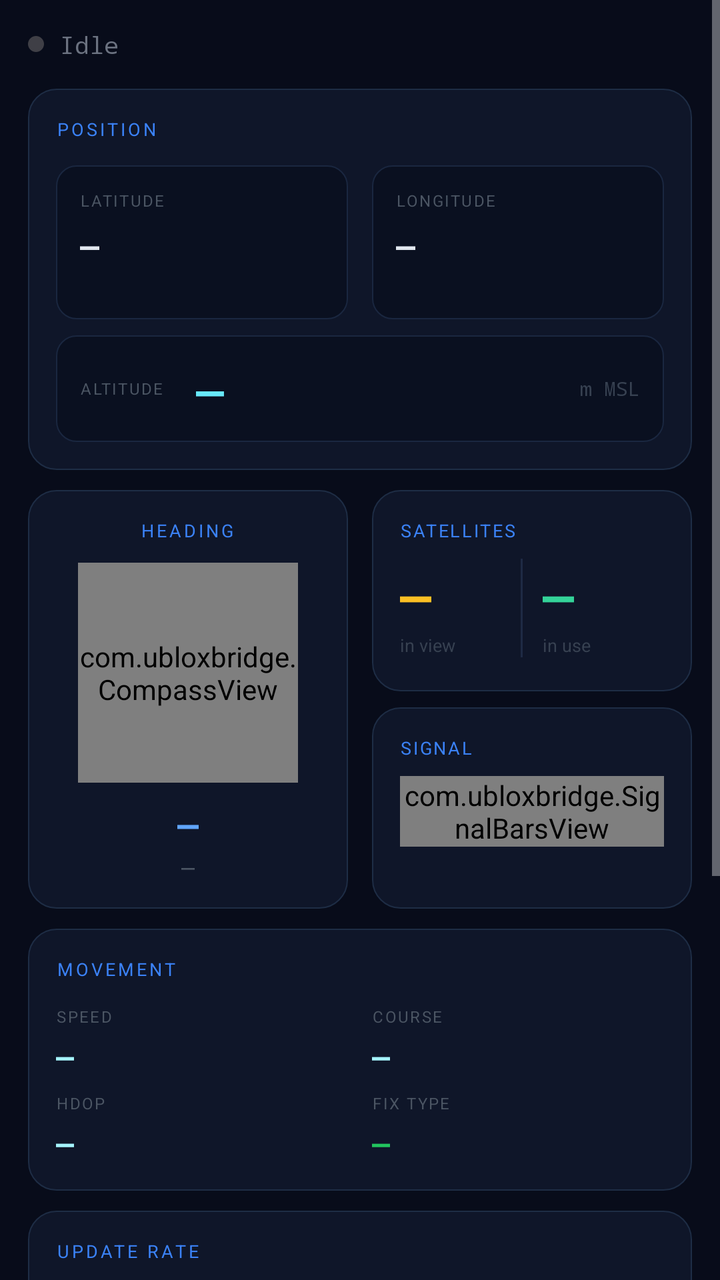
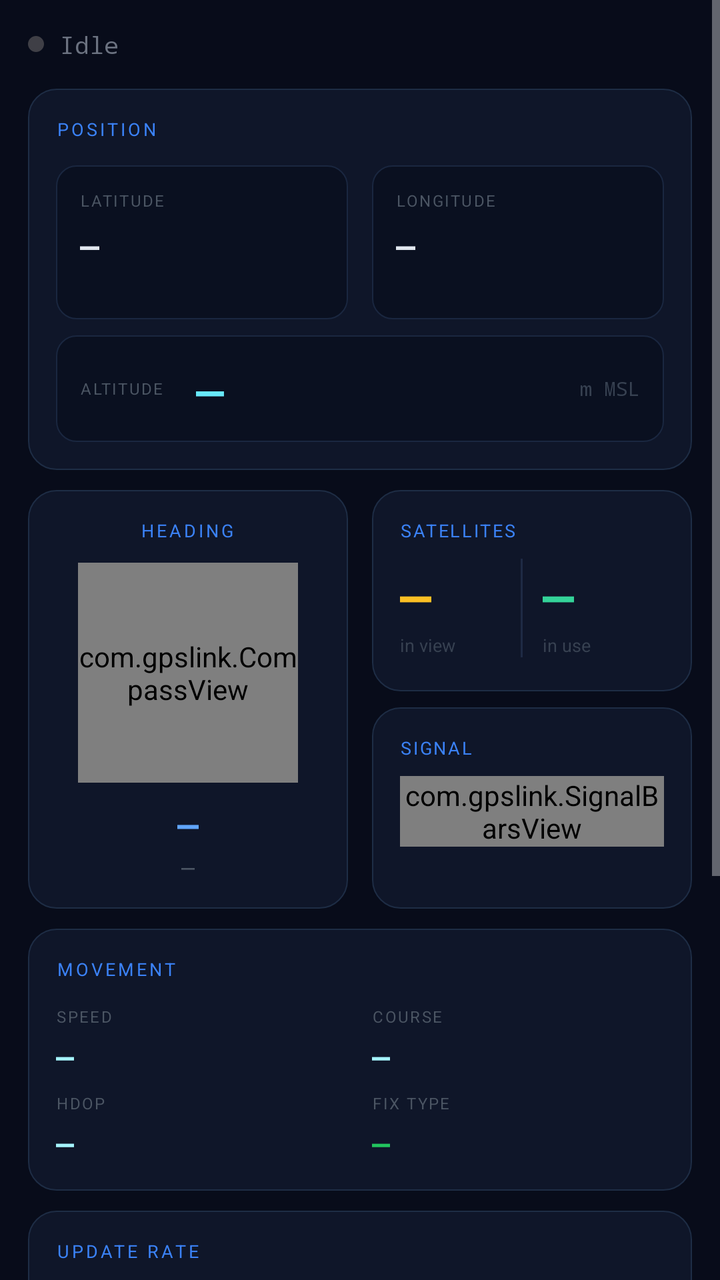

Before-and-after screenshots of an Android layout around one commit, followed by the original layout XML and the change that was made.
<!-- AndroidManifest.xml: application theme AppTheme -->
<!-- res/layout/activity_main.xml -->
<?xml version="1.0" encoding="utf-8"?>
<ScrollView xmlns:android="http://schemas.android.com/apk/res/android"
    android:layout_width="match_parent"
    android:layout_height="match_parent"
    android:background="#080C1A"
    android:fillViewport="true">

    <LinearLayout
        android:layout_width="match_parent"
        android:layout_height="wrap_content"
        android:orientation="vertical"
        android:paddingStart="14dp"
        android:paddingEnd="14dp"
        android:paddingTop="14dp"
        android:paddingBottom="28dp">

        
        <LinearLayout
            android:layout_width="match_parent"
            android:layout_height="wrap_content"
            android:orientation="horizontal"
            android:gravity="center_vertical"
            android:layout_marginBottom="14dp">

            <View
                android:id="@+id/statusDot"
                android:layout_width="8dp"
                android:layout_height="8dp"
                android:background="@drawable/dot_idle"
                android:layout_marginEnd="8dp"/>

            <TextView
                android:id="@+id/tvConnection"
                android:text="Idle"
                android:textSize="12sp"
                android:textColor="#6B7280"
                android:fontFamily="monospace"
                android:layout_width="0dp"
                android:layout_height="wrap_content"
                android:layout_weight="1"/>

            <TextView
                android:id="@+id/tvLastFix"
                android:text=""
                android:textSize="10sp"
                android:textColor="#374151"
                android:fontFamily="monospace"
                android:layout_width="wrap_content"
                android:layout_height="wrap_content"/>
        </LinearLayout>

        
        <LinearLayout
            android:layout_width="match_parent"
            android:layout_height="wrap_content"
            android:orientation="vertical"
            android:background="@drawable/card_bg"
            android:padding="14dp"
            android:layout_marginBottom="10dp">

            <TextView
                android:text="POSITION"
                android:textSize="9sp"
                android:textColor="#3B82F6"
                android:letterSpacing="0.15"
                android:layout_marginBottom="12dp"
                android:layout_width="wrap_content"
                android:layout_height="wrap_content"/>

            
            <LinearLayout
                android:layout_width="match_parent"
                android:layout_height="wrap_content"
                android:orientation="horizontal"
                android:layout_marginBottom="8dp">

                
                <LinearLayout
                    android:layout_width="0dp"
                    android:layout_height="wrap_content"
                    android:layout_weight="1"
                    android:orientation="vertical"
                    android:background="@drawable/coord_cell_bg"
                    android:padding="12dp"
                    android:layout_marginEnd="6dp">

                    <TextView
                        android:text="LATITUDE"
                        android:textSize="8sp"
                        android:textColor="#4B5563"
                        android:letterSpacing="0.1"
                        android:layout_marginBottom="6dp"
                        android:layout_width="wrap_content"
                        android:layout_height="wrap_content"/>

                    <TextView
                        android:id="@+id/tvLatitude"
                        android:text="―"
                        android:textSize="16sp"
                        android:textStyle="bold"
                        android:fontFamily="monospace"
                        android:textColor="#E2E8F0"
                        android:layout_width="wrap_content"
                        android:layout_height="wrap_content"/>

                    <TextView
                        android:id="@+id/tvLatDir"
                        android:text=""
                        android:textSize="9sp"
                        android:textColor="#374151"
                        android:fontFamily="monospace"
                        android:layout_marginTop="2dp"
                        android:layout_width="wrap_content"
                        android:layout_height="wrap_content"/>
                </LinearLayout>

                
                <LinearLayout
                    android:layout_width="0dp"
                    android:layout_height="wrap_content"
                    android:layout_weight="1"
                    android:orientation="vertical"
                    android:background="@drawable/coord_cell_bg"
                    android:padding="12dp"
                    android:layout_marginStart="6dp">

                    <TextView
                        android:text="LONGITUDE"
                        android:textSize="8sp"
                        android:textColor="#4B5563"
                        android:letterSpacing="0.1"
                        android:layout_marginBottom="6dp"
                        android:layout_width="wrap_content"
                        android:layout_height="wrap_content"/>

                    <TextView
                        android:id="@+id/tvLongitude"
                        android:text="―"
                        android:textSize="16sp"
                        android:textStyle="bold"
                        android:fontFamily="monospace"
                        android:textColor="#E2E8F0"
                        android:layout_width="wrap_content"
                        android:layout_height="wrap_content"/>

                    <TextView
                        android:id="@+id/tvLonDir"
                        android:text=""
                        android:textSize="9sp"
                        android:textColor="#374151"
                        android:fontFamily="monospace"
                        android:layout_marginTop="2dp"
                        android:layout_width="wrap_content"
                        android:layout_height="wrap_content"/>
                </LinearLayout>
            </LinearLayout>

            
            <LinearLayout
                android:layout_width="match_parent"
                android:layout_height="wrap_content"
                android:orientation="horizontal"
                android:background="@drawable/coord_cell_bg"
                android:padding="12dp"
                android:gravity="center_vertical">

                <TextView
                    android:text="ALTITUDE"
                    android:textSize="8sp"
                    android:textColor="#4B5563"
                    android:letterSpacing="0.1"
                    android:layout_width="wrap_content"
                    android:layout_height="wrap_content"
                    android:layout_marginEnd="16dp"/>

                <TextView
                    android:id="@+id/tvAltitude"
                    android:text="―"
                    android:textSize="22sp"
                    android:textStyle="bold"
                    android:fontFamily="monospace"
                    android:textColor="#67E8F9"
                    android:layout_width="0dp"
                    android:layout_height="wrap_content"
                    android:layout_weight="1"/>

                <TextView
                    android:text="m MSL"
                    android:textSize="10sp"
                    android:textColor="#374151"
                    android:fontFamily="monospace"
                    android:layout_width="wrap_content"
                    android:layout_height="wrap_content"/>
            </LinearLayout>
        </LinearLayout>

        
        <LinearLayout
            android:layout_width="match_parent"
            android:layout_height="wrap_content"
            android:orientation="horizontal"
            android:layout_marginBottom="10dp">

            
            <LinearLayout
                android:layout_width="0dp"
                android:layout_height="wrap_content"
                android:layout_weight="1"
                android:orientation="vertical"
                android:background="@drawable/card_bg"
                android:padding="14dp"
                android:gravity="center_horizontal"
                android:layout_marginEnd="6dp">

                <TextView
                    android:text="HEADING"
                    android:textSize="9sp"
                    android:textColor="#3B82F6"
                    android:letterSpacing="0.15"
                    android:layout_marginBottom="10dp"
                    android:layout_width="wrap_content"
                    android:layout_height="wrap_content"/>

                
                <com.ubloxbridge.CompassView
                    android:id="@+id/compassView"
                    android:layout_width="110dp"
                    android:layout_height="110dp"/>

                <TextView
                    android:id="@+id/tvHeading"
                    android:text="―"
                    android:textSize="18sp"
                    android:textStyle="bold"
                    android:fontFamily="monospace"
                    android:textColor="#60A5FA"
                    android:layout_marginTop="8dp"
                    android:layout_width="wrap_content"
                    android:layout_height="wrap_content"/>

                <TextView
                    android:id="@+id/tvHeadingDir"
                    android:text="―"
                    android:textSize="11sp"
                    android:textColor="#4B5563"
                    android:fontFamily="monospace"
                    android:layout_marginTop="2dp"
                    android:layout_width="wrap_content"
                    android:layout_height="wrap_content"/>
            </LinearLayout>

            
            <LinearLayout
                android:layout_width="0dp"
                android:layout_height="match_parent"
                android:layout_weight="1"
                android:orientation="vertical"
                android:layout_marginStart="6dp">

                
                <LinearLayout
                    android:layout_width="match_parent"
                    android:layout_height="0dp"
                    android:layout_weight="1"
                    android:orientation="vertical"
                    android:background="@drawable/card_bg"
                    android:padding="14dp"
                    android:layout_marginBottom="8dp">

                    <TextView
                        android:text="SATELLITES"
                        android:textSize="9sp"
                        android:textColor="#3B82F6"
                        android:letterSpacing="0.1"
                        android:layout_marginBottom="8dp"
                        android:layout_width="wrap_content"
                        android:layout_height="wrap_content"/>

                    <LinearLayout
                        android:layout_width="match_parent"
                        android:layout_height="wrap_content"
                        android:orientation="horizontal">

                        
                        <LinearLayout
                            android:layout_width="0dp"
                            android:layout_height="wrap_content"
                            android:layout_weight="1"
                            android:orientation="vertical">

                            <TextView
                                android:id="@+id/tvSatsInView"
                                android:text="―"
                                android:textSize="26sp"
                                android:textStyle="bold"
                                android:fontFamily="monospace"
                                android:textColor="#FBBF24"
                                android:layout_width="wrap_content"
                                android:layout_height="wrap_content"/>

                            <TextView
                                android:text="in view"
                                android:textSize="9sp"
                                android:textColor="#374151"
                                android:layout_marginTop="2dp"
                                android:layout_width="wrap_content"
                                android:layout_height="wrap_content"/>
                        </LinearLayout>

                        
                        <View
                            android:layout_width="1dp"
                            android:layout_height="match_parent"
                            android:background="#1E2A44"
                            android:layout_marginEnd="10dp"/>

                        
                        <LinearLayout
                            android:layout_width="0dp"
                            android:layout_height="wrap_content"
                            android:layout_weight="1"
                            android:orientation="vertical">

                            <TextView
                                android:id="@+id/tvSatsUsed"
                                android:text="―"
                                android:textSize="26sp"
                                android:textStyle="bold"
                                android:fontFamily="monospace"
                                android:textColor="#34D399"
                                android:layout_width="wrap_content"
                                android:layout_height="wrap_content"/>

                            <TextView
                                android:text="in use"
                                android:textSize="9sp"
                                android:textColor="#374151"
                                android:layout_marginTop="2dp"
                                android:layout_width="wrap_content"
                                android:layout_height="wrap_content"/>
                        </LinearLayout>
                    </LinearLayout>
                </LinearLayout>

                
                <LinearLayout
                    android:layout_width="match_parent"
                    android:layout_height="0dp"
                    android:layout_weight="1"
                    android:orientation="vertical"
                    android:background="@drawable/card_bg"
                    android:padding="14dp">

                    <TextView
                        android:text="SIGNAL"
                        android:textSize="9sp"
                        android:textColor="#3B82F6"
                        android:letterSpacing="0.1"
                        android:layout_marginBottom="8dp"
                        android:layout_width="wrap_content"
                        android:layout_height="wrap_content"/>

                    <com.ubloxbridge.SignalBarsView
                        android:id="@+id/signalBarsView"
                        android:layout_width="match_parent"
                        android:layout_height="wrap_content"/>

                    <TextView
                        android:id="@+id/tvSignal"
                        android:text=""
                        android:textSize="9sp"
                        android:fontFamily="monospace"
                        android:textColor="#374151"
                        android:layout_marginTop="6dp"
                        android:layout_width="match_parent"
                        android:layout_height="wrap_content"/>
                </LinearLayout>
            </LinearLayout>
        </LinearLayout>

        
        <LinearLayout
            android:layout_width="match_parent"
            android:layout_height="wrap_content"
            android:orientation="vertical"
            android:background="@drawable/card_bg"
            android:padding="14dp"
            android:layout_marginBottom="10dp">

            <TextView
                android:text="MOVEMENT"
                android:textSize="9sp"
                android:textColor="#3B82F6"
                android:letterSpacing="0.15"
                android:layout_marginBottom="12dp"
                android:layout_width="wrap_content"
                android:layout_height="wrap_content"/>

            <LinearLayout
                android:layout_width="match_parent"
                android:layout_height="wrap_content"
                android:orientation="horizontal"
                android:layout_marginBottom="8dp">

                <LinearLayout
                    android:layout_width="0dp"
                    android:layout_height="wrap_content"
                    android:layout_weight="1"
                    android:orientation="vertical"
                    android:layout_marginEnd="6dp">

                    <TextView
                        android:text="SPEED"
                        android:textSize="8sp"
                        android:textColor="#4B5563"
                        android:letterSpacing="0.1"
                        android:layout_marginBottom="4dp"
                        android:layout_width="wrap_content"
                        android:layout_height="wrap_content"/>

                    <TextView
                        android:id="@+id/tvSpeed"
                        android:text="―"
                        android:textSize="15sp"
                        android:textStyle="bold"
                        android:fontFamily="monospace"
                        android:textColor="#A5F3FC"
                        android:layout_width="wrap_content"
                        android:layout_height="wrap_content"/>
                </LinearLayout>

                <LinearLayout
                    android:layout_width="0dp"
                    android:layout_height="wrap_content"
                    android:layout_weight="1"
                    android:orientation="vertical"
                    android:layout_marginStart="6dp">

                    <TextView
                        android:text="COURSE"
                        android:textSize="8sp"
                        android:textColor="#4B5563"
                        android:letterSpacing="0.1"
                        android:layout_marginBottom="4dp"
                        android:layout_width="wrap_content"
                        android:layout_height="wrap_content"/>

                    <TextView
                        android:id="@+id/tvCourse"
                        android:text="―"
                        android:textSize="15sp"
                        android:textStyle="bold"
                        android:fontFamily="monospace"
                        android:textColor="#A5F3FC"
                        android:layout_width="wrap_content"
                        android:layout_height="wrap_content"/>
                </LinearLayout>
            </LinearLayout>

            <LinearLayout
                android:layout_width="match_parent"
                android:layout_height="wrap_content"
                android:orientation="horizontal">

                <LinearLayout
                    android:layout_width="0dp"
                    android:layout_height="wrap_content"
                    android:layout_weight="1"
                    android:orientation="vertical"
                    android:layout_marginEnd="6dp">

                    <TextView
                        android:text="HDOP"
                        android:textSize="8sp"
                        android:textColor="#4B5563"
                        android:letterSpacing="0.1"
                        android:layout_marginBottom="4dp"
                        android:layout_width="wrap_content"
                        android:layout_height="wrap_content"/>

                    <TextView
                        android:id="@+id/tvHdop"
                        android:text="―"
                        android:textSize="15sp"
                        android:textStyle="bold"
                        android:fontFamily="monospace"
                        android:textColor="#A5F3FC"
                        android:layout_width="wrap_content"
                        android:layout_height="wrap_content"/>
                </LinearLayout>

                <LinearLayout
                    android:layout_width="0dp"
                    android:layout_height="wrap_content"
                    android:layout_weight="1"
                    android:orientation="vertical"
                    android:layout_marginStart="6dp">

                    <TextView
                        android:text="FIX TYPE"
                        android:textSize="8sp"
                        android:textColor="#4B5563"
                        android:letterSpacing="0.1"
                        android:layout_marginBottom="4dp"
                        android:layout_width="wrap_content"
                        android:layout_height="wrap_content"/>

                    <TextView
                        android:id="@+id/tvFixType"
                        android:text="―"
                        android:textSize="15sp"
                        android:textStyle="bold"
                        android:fontFamily="monospace"
                        android:textColor="#22C55E"
                        android:layout_width="wrap_content"
                        android:layout_height="wrap_content"/>
                </LinearLayout>
            </LinearLayout>
        </LinearLayout>

        
        <LinearLayout
            android:layout_width="match_parent"
            android:layout_height="wrap_content"
            android:orientation="vertical"
            android:background="@drawable/card_bg"
            android:padding="14dp"
            android:layout_marginBottom="10dp">

            <TextView
                android:text="UPDATE RATE"
                android:textSize="9sp"
                android:textColor="#3B82F6"
                android:letterSpacing="0.15"
                android:layout_marginBottom="12dp"
                android:layout_width="wrap_content"
                android:layout_height="wrap_content"/>

            <LinearLayout
                android:layout_width="match_parent"
                android:layout_height="44dp"
                android:orientation="horizontal"
                android:background="@drawable/hz_track_bg"
                android:padding="3dp">

                <Button
                    android:id="@+id/btn1Hz"
                    android:text="1 Hz"
                    android:textSize="13sp"
                    android:fontFamily="monospace"
                    android:layout_width="0dp"
                    android:layout_height="match_parent"
                    android:layout_weight="1"
                    android:backgroundTint="#2563EB"
                    android:textColor="#FFFFFF"
                    android:stateListAnimator="@null"
                    android:insetTop="0dp"
                    android:insetBottom="0dp"/>

                <Button
                    android:id="@+id/btn5Hz"
                    android:text="5 Hz"
                    android:textSize="13sp"
                    android:fontFamily="monospace"
                    android:layout_width="0dp"
                    android:layout_height="match_parent"
                    android:layout_weight="1"
                    android:backgroundTint="#0A1020"
                    android:textColor="#4B5563"
                    android:stateListAnimator="@null"
                    android:insetTop="0dp"
                    android:insetBottom="0dp"/>
            </LinearLayout>

            <TextView
                android:id="@+id/tvHzNote"
                android:text="1 Hz · 1 update per second"
                android:textSize="9sp"
                android:textColor="#374151"
                android:fontFamily="monospace"
                android:layout_marginTop="10dp"
                android:layout_width="wrap_content"
                android:layout_height="wrap_content"/>
        </LinearLayout>

        
        <LinearLayout
            android:layout_width="match_parent"
            android:layout_height="wrap_content"
            android:orientation="horizontal"
            android:layout_marginBottom="10dp">

            <Button
                android:id="@+id/btnStart"
                android:text="▶  START"
                android:textSize="13sp"
                android:textStyle="bold"
                android:fontFamily="monospace"
                android:layout_width="0dp"
                android:layout_height="52dp"
                android:layout_weight="1"
                android:layout_marginEnd="6dp"
                android:backgroundTint="#16A34A"
                android:textColor="#FFFFFF"
                android:stateListAnimator="@null"/>

            <Button
                android:id="@+id/btnStop"
                android:text="■  STOP"
                android:textSize="13sp"
                android:textStyle="bold"
                android:fontFamily="monospace"
                android:layout_width="0dp"
                android:layout_height="52dp"
                android:layout_weight="1"
                android:layout_marginStart="6dp"
                android:backgroundTint="#DC2626"
                android:textColor="#FFFFFF"
                android:stateListAnimator="@null"/>
        </LinearLayout>

        
        <LinearLayout
            android:layout_width="match_parent"
            android:layout_height="wrap_content"
            android:orientation="vertical"
            android:background="@drawable/log_bg"
            android:padding="14dp"
            android:layout_marginBottom="10dp">

            <LinearLayout
                android:layout_width="match_parent"
                android:layout_height="wrap_content"
                android:orientation="horizontal"
                android:gravity="center_vertical"
                android:layout_marginBottom="10dp">

                <TextView
                    android:text="SERIAL LOG"
                    android:textSize="9sp"
                    android:textColor="#374151"
                    android:letterSpacing="0.12"
                    android:layout_width="0dp"
                    android:layout_height="wrap_content"
                    android:layout_weight="1"/>

                <TextView
                    android:id="@+id/tvSerialStats"
                    android:text=""
                    android:textSize="9sp"
                    android:textColor="#1F2937"
                    android:fontFamily="monospace"
                    android:layout_width="wrap_content"
                    android:layout_height="wrap_content"/>
            </LinearLayout>

            <TextView
                android:id="@+id/tvSerial"
                android:text="―"
                android:textSize="9sp"
                android:fontFamily="monospace"
                android:textColor="#22C55E"
                android:lineSpacingMultiplier="1.6"
                android:layout_width="match_parent"
                android:layout_height="wrap_content"
                android:maxLines="6"/>
        </LinearLayout>

        
        <TextView
            android:layout_marginTop="10dp"
            android:text="⚠  Set as Mock Location Provider in Developer Options"
            android:textSize="9sp"
            android:textColor="#D97706"
            android:textAlignment="center"
            android:layout_width="match_parent"
            android:layout_height="wrap_content"/>

        <TextView
            android:layout_marginTop="4dp"
            android:text="Service keeps running while notification is active"
            android:textSize="9sp"
            android:textColor="#1F2937"
            android:textAlignment="center"
            android:layout_width="match_parent"
            android:layout_height="wrap_content"/>

    </LinearLayout>
</ScrollView>
<!-- resources referenced by this layout -->
<resources>
  <!-- drawable card_bg (drawable) -->
  <?xml version="1.0" encoding="utf-8"?>
  <shape xmlns:android="http://schemas.android.com/apk/res/android"
      android:shape="rectangle">
      <solid android:color="#0F1629"/>
      <stroke
          android:width="0.5dp"
          android:color="#1E2D45"/>
      <corners android:radius="14dp"/>
  </shape>
  <!-- drawable coord_cell_bg (drawable) -->
  <?xml version="1.0" encoding="utf-8"?>
  <shape xmlns:android="http://schemas.android.com/apk/res/android"
      android:shape="rectangle">
      <solid android:color="#0A1020"/>
      <stroke
          android:width="0.5dp"
          android:color="#1A2740"/>
      <corners android:radius="10dp"/>
  </shape>
  <!-- drawable dot_idle (drawable) -->
  <?xml version="1.0" encoding="utf-8"?>
  <shape xmlns:android="http://schemas.android.com/apk/res/android"
      android:shape="oval">
      <solid android:color="#3F3F46"/>
  </shape>
  <!-- drawable hz_track_bg (drawable) -->
  <?xml version="1.0" encoding="utf-8"?>
  <shape xmlns:android="http://schemas.android.com/apk/res/android"
      android:shape="rectangle">
      <solid android:color="#0A1020"/>
      <stroke
          android:width="0.5dp"
          android:color="#1A2740"/>
      <corners android:radius="8dp"/>
  </shape>
  <!-- drawable log_bg (drawable) -->
  <?xml version="1.0" encoding="utf-8"?>
  <shape xmlns:android="http://schemas.android.com/apk/res/android"
      android:shape="rectangle">
      <solid android:color="#050810"/>
      <stroke
          android:width="0.5dp"
          android:color="#111827"/>
      <corners android:radius="14dp"/>
  </shape>
  <style name="AppTheme" parent="Theme.AppCompat.NoActionBar">
          <item name="android:windowBackground">#080C1A</item>
          <item name="android:statusBarColor">#080C1A</item>
          <item name="android:navigationBarColor">#080C1A</item>
          <item name="colorPrimary">#0F1629</item>
          <item name="colorPrimaryDark">#080C1A</item>
          <item name="colorAccent">#2563EB</item>
      </style>
</resources>

<!-- the commit's change to res/layout/activity_main.xml (unified diff, before → after) -->
@@ -222,7 +222,7 @@
                     android:layout_height="wrap_content"/>
 
                 
-                <com.ubloxbridge.CompassView
+                <com.gpslink.CompassView
                     android:id="@+id/compassView"
                     android:layout_width="110dp"
                     android:layout_height="110dp"/>
@@ -360,7 +360,7 @@
                         android:layout_width="wrap_content"
                         android:layout_height="wrap_content"/>
 
-                    <com.ubloxbridge.SignalBarsView
+                    <com.gpslink.SignalBarsView
                         android:id="@+id/signalBarsView"
                         android:layout_width="match_parent"
                         android:layout_height="wrap_content"/>
